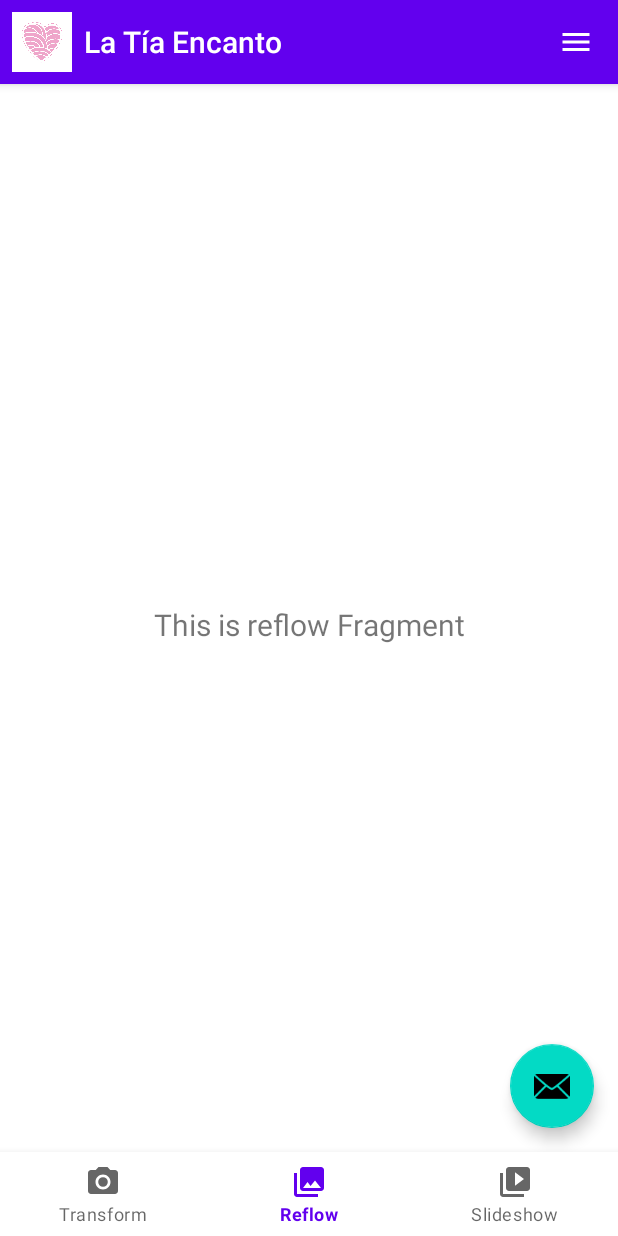
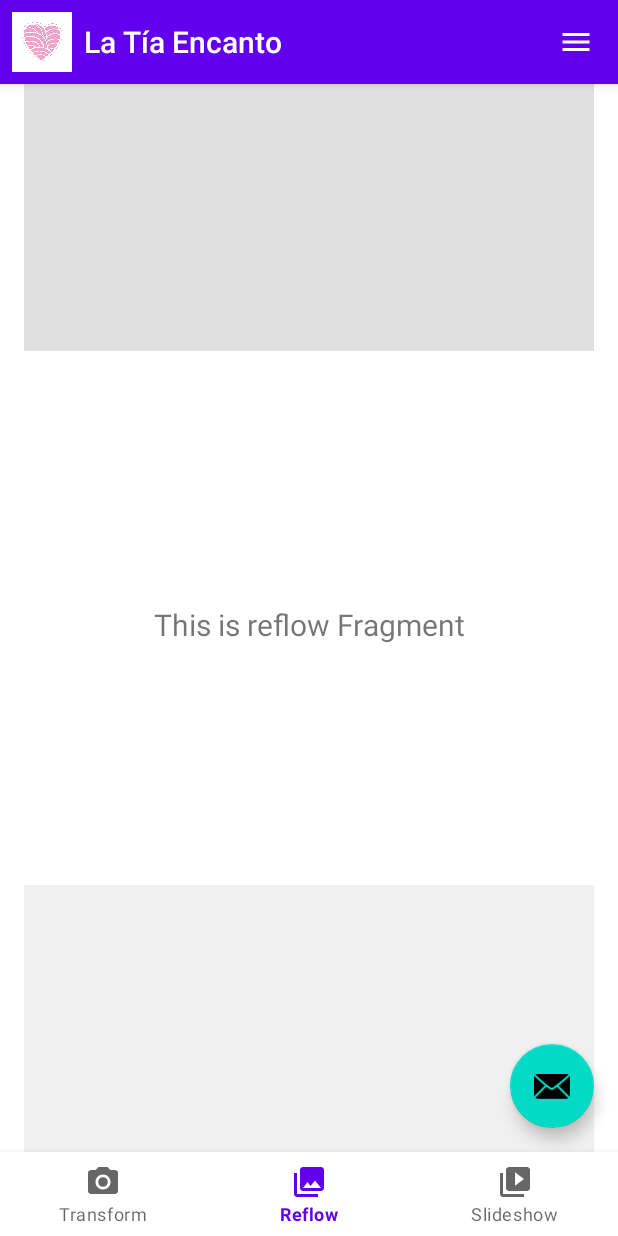
Before and after one commit to aflaogonzalez/Android_LTE_App, an Android app: the screen it shows after launch (MainActivity), item 2 of the bottom bar chosen, on a phone screen of 412 x 824 dp. Run offline under Robolectric (Android 15) with nearby library versions, the phone set to English and light mode, and no system bars; our stand-ins replace navigation-ui; 1 statement that could not run was skipped.

Commit message:
La zona central de la pagina se divide en 3 zonas para pode rmostrar los distintos elementos gratuitos de la app

```diff
--- a/app/src/main/res/layout/content_main.xml
+++ b/app/src/main/res/layout/content_main.xml
@@ -8,21 +8,53 @@
     app:layout_behavior="@string/appbar_scrolling_view_behavior"
     tools:showIn="@layout/app_bar_main">
 
-    <androidx.fragment.app.FragmentContainerView
-        android:id="@+id/nav_host_fragment_content_main"
-        android:name="androidx.navigation.fragment.NavHostFragment"
+    <!-- Contenedor principal para las 3 zonas, apiladas verticalmente -->
+    <LinearLayout
         android:layout_width="match_parent"
         android:layout_height="0dp"
-        android:layout_marginLeft="@dimen/fragment_horizontal_margin"
-        android:layout_marginRight="@dimen/fragment_horizontal_margin"
         android:layout_weight="1"
-        app:defaultNavHost="true"
-        app:navGraph="@navigation/mobile_navigation" />
+        android:orientation="vertical"
+        android:paddingHorizontal="@dimen/fragment_horizontal_margin">
 
+        <!-- Zona Superior -->
+        <FrameLayout
+            android:id="@+id/zone_top"
+            android:layout_width="match_parent"
+            android:layout_height="0dp"
+            android:layout_weight="1"
+            android:background="#E0E0E0"/> <!-- Fondo temporal para visibilidad -->
+
+        <!-- Zona Central (Contenido Principal) -->
+        <FrameLayout
+            android:id="@+id/zone_middle"
+            android:layout_width="match_parent"
+            android:layout_height="0dp"
+            android:layout_weight="2"> <!-- Más espacio para el contenido principal -->
+
+            <androidx.fragment.app.FragmentContainerView
+                android:id="@+id/nav_host_fragment_content_main"
+                android:name="androidx.navigation.fragment.NavHostFragment"
+                android:layout_width="match_parent"
+                android:layout_height="match_parent"
+                app:defaultNavHost="true"
+                app:navGraph="@navigation/mobile_navigation" />
+        </FrameLayout>
+
+        <!-- Zona Inferior -->
+        <FrameLayout
+            android:id="@+id/zone_bottom"
+            android:layout_width="match_parent"
+            android:layout_height="0dp"
+            android:layout_weight="1"
+            android:background="#F0F0F0"/> <!-- Fondo temporal para visibilidad -->
+    </LinearLayout>
+
+    <!-- Barra de navegación inferior -->
     <com.google.android.material.bottomnavigation.BottomNavigationView
         android:id="@+id/bottom_nav_view"
         android:layout_width="match_parent"
         android:layout_height="56dp"
         android:layout_gravity="bottom"
         app:menu="@menu/bottom_navigation" />
+
 </LinearLayout>
```
